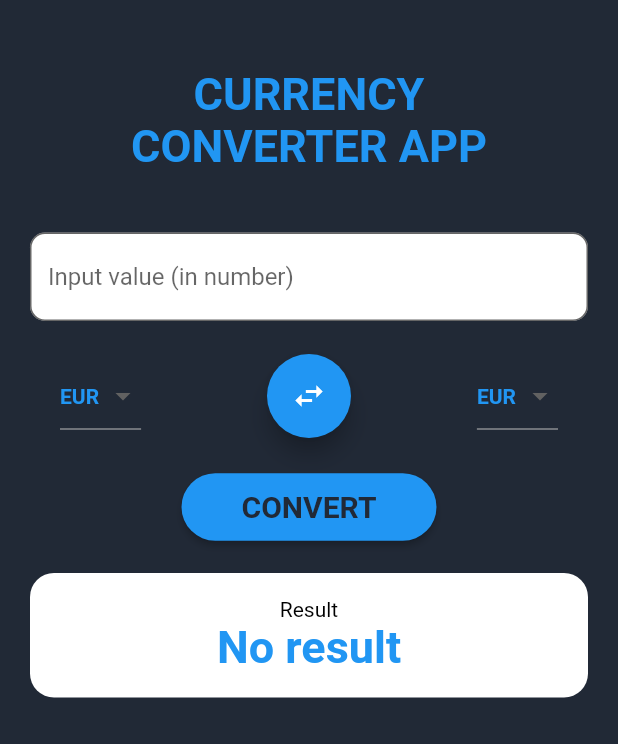
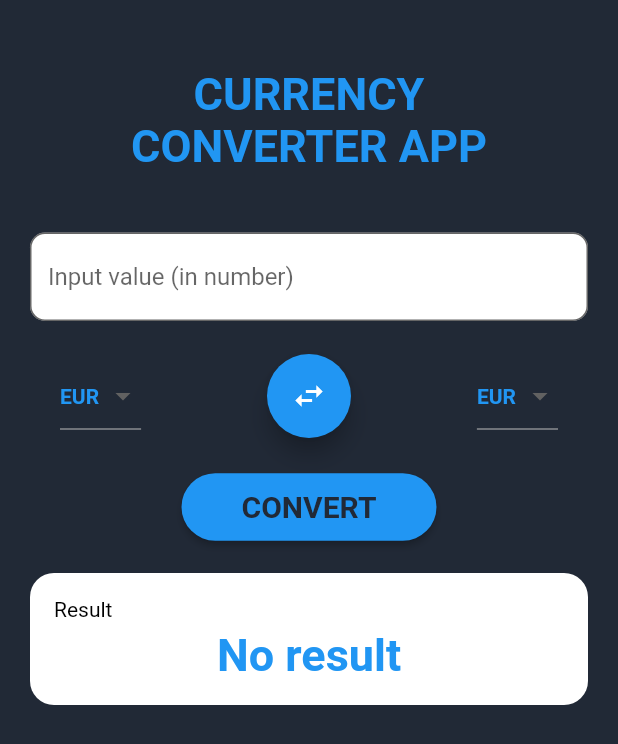
Before and after one commit to mieyraa/CURRENCY-CONVERTER, a Flutter app: the screen it shows after launch, on a phone screen of 412 x 824 dp. Shown: the top 744 px of the screen. Run offline on Flutter 3.47's test engine with Material 2 defaults, Android fonts, the phone set to English and light mode, and no system bars.

Commit message:
Update convert.dart

```diff
--- a/lib/convert.dart
+++ b/lib/convert.dart
@@ -25,6 +25,7 @@ class _HomePageState extends State<HomePage> {
   TextEditingController numEditingController = TextEditingController();
 
   String desc="No result";
+  String rate= "Result";
   var MYR, KRW, result, JPY, GBP, USD, EUR;
 
   String selectFrom = "EUR";
@@ -154,10 +155,15 @@ class _HomePageState extends State<HomePage> {
                       ),
                       child: Column(
                         children: [
-                          const Text("Result", style: TextStyle(
-                            color: Colors.black,
-                            fontSize: 14.0,
-                            ) ),
+                          Align(
+                            alignment: Alignment.centerLeft,
+                            child: Text(rate,
+                            style: const TextStyle(
+                              color: Colors.black,
+                              fontSize: 14.0,
+                              ) ),
+                          ),
+                          const SizedBox(height: 5),
                           Text(desc, style: const TextStyle(
                             color: Colors.blue,
                             fontSize: 30.0,
@@ -194,30 +200,31 @@ class _HomePageState extends State<HomePage> {
         }else{
           var num = double.parse(numEditingController.text);
 
-        if(selectTo == selectFrom){
-            result = num;
-            desc = result.toStringAsFixed(2);
-        }else{
             if(selectTo == "MYR"){
                 result = num * MYR;
+                rate = "1 "+selectFrom+ " equals to "+ MYR.toString() +" "+selectTo;
                 desc = "RM"+result.toStringAsFixed(2);
             }else if(selectTo == "GBP"){
                result = num * GBP;
+               rate = "1 "+selectFrom+ " equals to "+ GBP.toString() +" "+selectTo;
                desc = "£"+result.toStringAsFixed(2);
             }else if(selectTo == "JPY"){
                result = num * JPY;
+               rate = "1 "+selectFrom+ " equals to "+ JPY.toString() +" "+selectTo;
                desc = "JP¥"+result.toStringAsFixed(2);
             }else if(selectTo == "USD"){
                result = num * USD;
+               rate = "1 "+selectFrom+ " equals to "+ USD.toString() +" "+selectTo;
                desc = "US\$" +result.toStringAsFixed(2);
             }else if(selectTo == "KRW"){
                result = num * KRW;
+               rate = "1 "+selectFrom+ " equals to "+ KRW.toString() +" "+selectTo;
                desc = "₩"+result.toStringAsFixed(2);
             }else if(selectTo == "EUR"){
                result = num * EUR;
+               rate = "1 "+selectFrom+ " equals to "+ EUR.toString() +" "+selectTo;
                desc = "€"+result.toStringAsFixed(2);
             }
-        }
       }
       }else{
           print("Failed");
```
